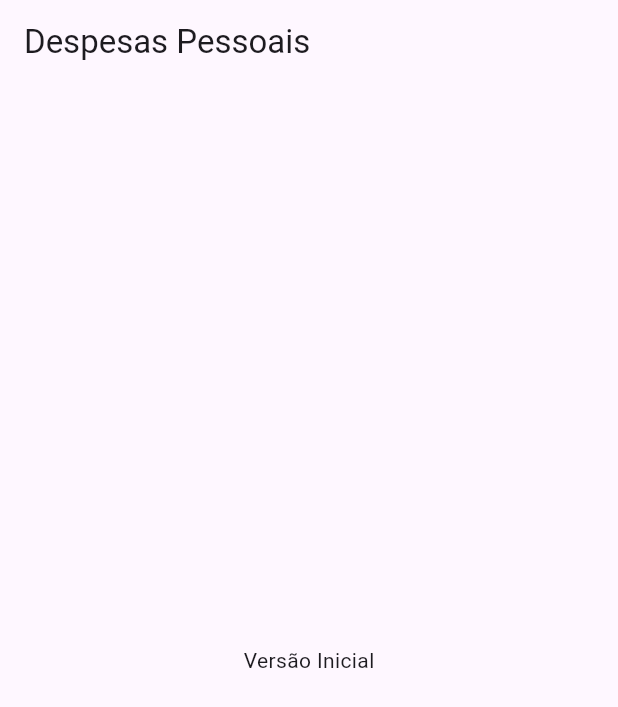
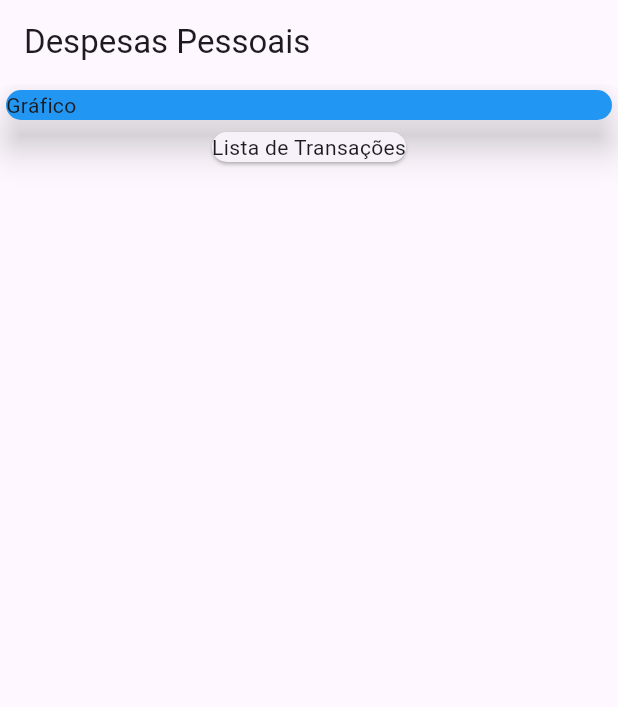
Before and after one commit to ArthurRodriguesBraga-Dev/AppDespesasPessoais, a Flutter app: the screen it shows after launch, on a phone screen of 412 x 824 dp. Shown: the top 707 px of the screen. Run offline on Flutter 3.47's test engine with Material 3 defaults, Android fonts, the phone set to English and light mode, and no system bars.

Commit message:
Adicionando os Cards

```diff
--- a/lib/main.dart
+++ b/lib/main.dart
@@ -1,22 +1,42 @@
 import 'package:flutter/material.dart';
 
-main()=> runApp(ExpensesApp());
+main() => runApp(ExpensesApp());
 
 class ExpensesApp extends StatelessWidget {
   const ExpensesApp({super.key});
 
   @override
   Widget build(BuildContext context) {
-    return const MaterialApp(home: MyHomePage(),);
+    return const MaterialApp(
+      home: MyHomePage(),
+    );
   }
 }
-
 
 class MyHomePage extends StatelessWidget {
   const MyHomePage({super.key});
 
   @override
   Widget build(BuildContext context) {
-    return Scaffold(appBar: AppBar(title: Text("Despesas Pessoais"),), body: Center(child: Text("Versão Inicial"),),);
+    return Scaffold(
+      appBar: AppBar(
+        title: Text("Despesas Pessoais"),
+      ),
+      body: Column(
+        children: [
+          Container(
+            width: double.infinity,
+            child: Card(
+              color: Colors.blue,
+              elevation: 10,
+              child: const Text("Gráfico"),
+            ),
+          ),
+          Card(
+            child: Text("Lista de Transações"),
+          )
+        ],
+      ),
+    );
   }
 }
```
